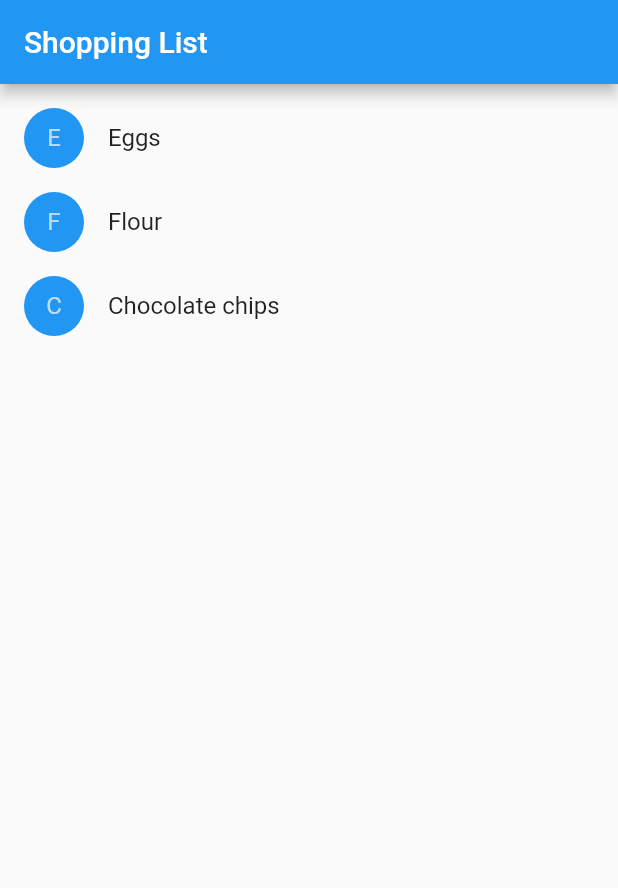
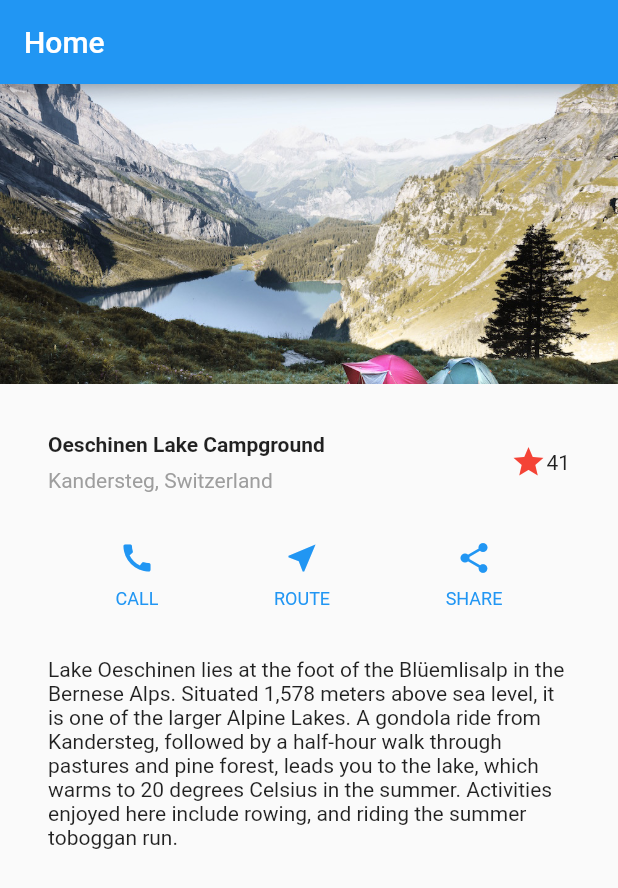
Before and after one commit to BennAjax/FlutterHub, a Flutter app: the screen it shows after launch, on a phone screen of 412 x 824 dp. Shown: the top 888 px of the screen. Run offline on Flutter 3.47's test engine with Material 2 defaults, Android fonts, the phone set to English and light mode, and no system bars.

Commit message:
building layouts

```diff
--- a/lib/main.dart
+++ b/lib/main.dart
@@ -1,149 +1,157 @@
+import 'package:flutter/cupertino.dart';
 import 'package:flutter/material.dart';
 
-//The ShoppingListItem widget follows a common pattern for stateless widgets. It stores the values it receives in
-// its constructor in final member variables, which it then uses during its build() function. For example, the inCart
-// boolean toggles between two visual appearances: one that uses the primary color from the current theme, and another
-// that uses gray.
-//
-//When the user taps the list item, the widget doesn’t modify its inCart value directly. Instead, the widget calls the
-// onCartChanged function it received from its parent widget. This pattern lets you store state higher in the widget
-// hierarchy, which causes the state to persist for longer periods of time. In the extreme, the state stored on the widget
-// passed to runApp() persists for the lifetime of the application.
-//
-//When the parent receives the onCartChanged callback, the parent updates its internal state, which triggers the parent
-// to rebuild and create a new instance of ShoppingListItem with the new inCart value. Although the parent creates a new
-// instance of ShoppingListItem when it rebuilds, that operation is cheap because the framework compares the newly built
-// widgets with the previously built widgets and applies only the differences to the underlying RenderObject.
-
-class Product {
-  const Product({this.name});
-  final String name;
+void main() {
+  runApp(MyApp());
 }
 
-typedef void CartChangedCallback(Product product, bool inCart);
+class MyApp extends StatelessWidget {
 
-class ShoppingListItem extends StatelessWidget {
-  ShoppingListItem({this.product, this.inCart, this.onCartChanged})
-      : super(key: ObjectKey(product));
-
-  final Product product;
-  final bool inCart;
-  final CartChangedCallback onCartChanged;
-
-  Color _getColor(BuildContext context) {
-    // The theme depends on the BuildContext because different parts
-    // of the tree can have different themes.
-    // The BuildContext indicates where the build is
-    // taking place and therefore which theme to use.
-
-    return inCart ? Colors.black54 : Theme.of(context).primaryColor;
-  }
-
-  TextStyle _getTextStyle(BuildContext context) {
-    if (!inCart) return null;
-
-    return TextStyle(
-      color: Colors.black54,
-      decoration: TextDecoration.lineThrough,
-    );
-  }
-
+  // This widget is the root of your application.
   @override
   Widget build(BuildContext context) {
-    return ListTile(
-      onTap: () {
-        onCartChanged(product, inCart);
-      },
-      leading: CircleAvatar(
-        backgroundColor: _getColor(context),
-        child: Text(product.name[0]),
+    return MaterialApp(
+      title: 'Flutter Demo',
+      theme: ThemeData(
+        // This is the theme of your application.
+        //
+        // Try running your application with "flutter run". You'll see the
+        // application has a blue toolbar. Then, without quitting the app, try
+        // changing the primarySwatch below to Colors.green and then invoke
+        // "hot reload" (press "r" in the console where you ran "flutter run",
+        // or simply save your changes to "hot reload" in a Flutter IDE).
+        // Notice that the counter didn't reset back to zero; the application
+        // is not restarted.
+        primarySwatch: Colors.blue,
+        // This makes the visual density adapt to the platform that you run
+        // the app on. For desktop platforms, the controls will be smaller and
+        // closer together (more dense) than on mobile platforms.
+        visualDensity: VisualDensity.adaptivePlatformDensity,
       ),
-      title: Text(product.name, style: _getTextStyle(context)),
+      home: HomePage('Home'),
     );
   }
 }
 
-//The ShoppingList class extends StatefulWidget, which means this widget stores mutable state. When the ShoppingList
-// widget is first inserted into the tree, the framework calls the createState() function to create a fresh instance
-// of _ShoppingListState to associate with that location in the tree. (Notice that subclasses of State are typically
-// named with leading underscores to indicate that they are private implementation details.) When this widget’s parent
-// rebuilds, the parent creates a new instance of ShoppingList, but the framework reuses the _ShoppingListState instance
-// that is already in the tree rather than calling createState again.
-//
-//To access properties of the current ShoppingList, the _ShoppingListState can use its widget property. If the parent
-// rebuilds and creates a new ShoppingList, the _ShoppingListState rebuilds with the new widget value. If you wish to
-// be notified when the widget property changes, override the didUpdateWidget() function, which is passed an oldWidget
-// to let you compare the old widget with the current widget.
-//
-//When handling the onCartChanged callback, the _ShoppingListState mutates its internal state by either adding or removing
-// a product from _shoppingCart. To signal to the framework that it changed its internal state, it wraps those calls in a
-// setState() call. Calling setState marks this widget as dirty and schedules it to be rebuilt the next time your app needs
-// to update the screen. If you forget to call setState when modifying the internal state of a widget, the framework won’t
-// know your widget is dirty and might not call the widget’s build() function, which means the user interface might not
-// update to reflect the changed state. By managing state in this way, you don’t need to write separate code for creating and
-// updating child widgets. Instead, you simply implement the build function, which handles both situations.
+class HomePage extends StatelessWidget {
+  final String title;
 
-class ShoppingList extends StatefulWidget {
-  ShoppingList({Key key, this.products}) : super(key: key);
+  HomePage(this.title);
 
-  final List<Product> products;
-
-  // The framework calls createState the first time a widget
-  // appears at a given location in the tree.
-  // If the parent rebuilds and uses the same type of
-  // widget (with the same key), the framework re-uses the State object
-  // instead of creating a new State object.
-
-  @override
-  _ShoppingListState createState() => _ShoppingListState();
-}
-
-class _ShoppingListState extends State<ShoppingList> {
-  Set<Product> _shoppingCart = Set<Product>();
-
-  void _handleCartChanged(Product product, bool inCart) {
-    setState(() {
-      // When a user changes what's in the cart, you need to change
-      // _shoppingCart inside a setState call to trigger a rebuild.
-      // The framework then calls build, below,
-      // which updates the visual appearance of the app.
-
-      if (!inCart)
-        _shoppingCart.add(product);
-      else
-        _shoppingCart.remove(product);
-    });
-  }
 
   @override
   Widget build(BuildContext context) {
+
+    Widget titleSection = Container(
+
+      padding: const EdgeInsets.all(32),
+
+      child: Row(
+        children: <Widget>[
+          Expanded(
+            child: Column(
+              crossAxisAlignment: CrossAxisAlignment.start,
+              children: <Widget>[
+                Container(
+                  padding: EdgeInsets.only(bottom: 8),
+
+                  child: Text(
+                      'Oeschinen Lake Campground',
+                      style: TextStyle(
+                        fontWeight: FontWeight.bold,
+                      )
+                  ),
+                ),
+                Text(
+                  'Kandersteg, Switzerland',
+                  style: TextStyle(
+                    color: Colors.grey[500],
+                  ),
+                ),
+              ],
+            ),
+          ),
+          Icon(
+            Icons.star,
+            color: Colors.red[500],
+          ),
+          Text('41')
+        ],
+      ),
+    );
+
+    Color color = Theme.of(context).primaryColor;
+
+    Widget buttonSection = Container(
+      child: Row(
+        mainAxisAlignment: MainAxisAlignment.spaceEvenly,
+        children: [
+          _buildButtonColumn(color, Icons.call, 'CALL'),
+          _buildButtonColumn(color, Icons.near_me, 'ROUTE'),
+          _buildButtonColumn(color, Icons.share, 'SHARE'),
+        ],
+      ),
+    );
+
+    Widget textSection = Container(
+      padding: const EdgeInsets.all(32),
+      child: Text(
+        'Lake Oeschinen lies at the foot of the Blüemlisalp in the Bernese '
+            'Alps. Situated 1,578 meters above sea level, it is one of the '
+            'larger Alpine Lakes. A gondola ride from Kandersteg, followed by a '
+            'half-hour walk through pastures and pine forest, leads you to the '
+            'lake, which warms to 20 degrees Celsius in the summer. Activities '
+            'enjoyed here include rowing, and riding the summer toboggan run.',
+        softWrap: true,
+      ),
+    );
+
     return Scaffold(
       appBar: AppBar(
-        title: Text('Shopping List'),
+        title: Text(this.title),
       ),
       body: ListView(
-        padding: EdgeInsets.symmetric(vertical: 8.0),
-        children: widget.products.map((Product product) {
-          return ShoppingListItem(
-            product: product,
-            inCart: _shoppingCart.contains(product),
-            onCartChanged: _handleCartChanged,
-          );
-        }).toList(),
+        children: <Widget>[
+          Image.asset(
+            'assets/images/lake.jpg',
+            height: 200,
+            width: 240,
+            fit: BoxFit.cover,
+          ),
+          titleSection,
+          buttonSection,
+          textSection
+        ] ,
       ),
     );
   }
+
+
+
+  Column _buildButtonColumn(Color color, IconData icon, String label) {
+    return Column(
+      mainAxisSize: MainAxisSize.min,
+      mainAxisAlignment: MainAxisAlignment.center,
+      children: <Widget>[
+        Icon(icon, color: color),
+        Container(
+          margin: const EdgeInsets.only(top: 8),
+          child: Text(
+            label,
+            style: TextStyle(
+              fontSize: 12,
+              fontWeight: FontWeight.w400,
+              color: color,
+            ),
+          ),
+        ),
+      ],
+    );
+
+  }
+
+
+
+
+
 }
-
-void main() {
-  runApp(MaterialApp(
-    title: 'Shopping App',
-    home: ShoppingList(
-      products: <Product>[
-        Product(name: 'Eggs'),
-        Product(name: 'Flour'),
-        Product(name: 'Chocolate chips'),
-      ],
-    ),
-  ));
-}
--- a/pubspec.yaml
+++ b/pubspec.yaml
@@ -45,8 +45,8 @@ flutter:
   uses-material-design: true
 
   # To add assets to your application, add an assets section, like this:
-  # assets:
-  #   - images/a_dot_burr.jpeg
+  assets:
+    - assets/images/lake.jpg
   #   - images/a_dot_ham.jpeg
 
   # An image asset can refer to one or more resolution-specific "variants", see
```
Also changed, not shown: assets/images/lake.jpg (added), 1 other file.
